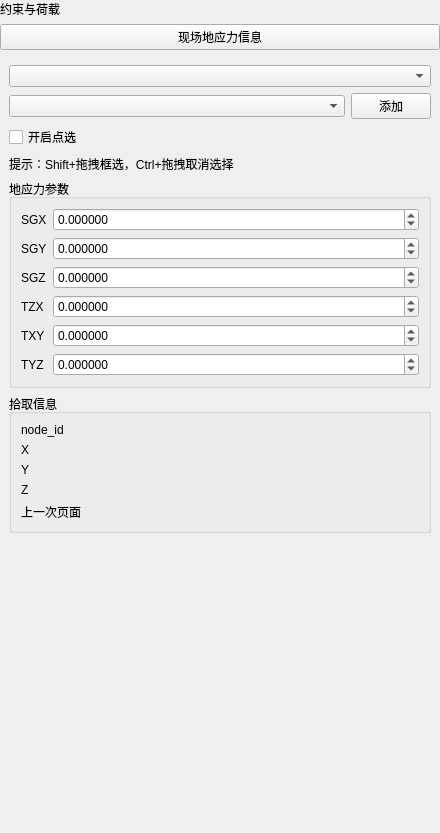
Before: the Qt Designer form plugins/Base_PhysicalField/GeoStressPointPage.ui in asd977/base_cae, drawn with Qt 5.
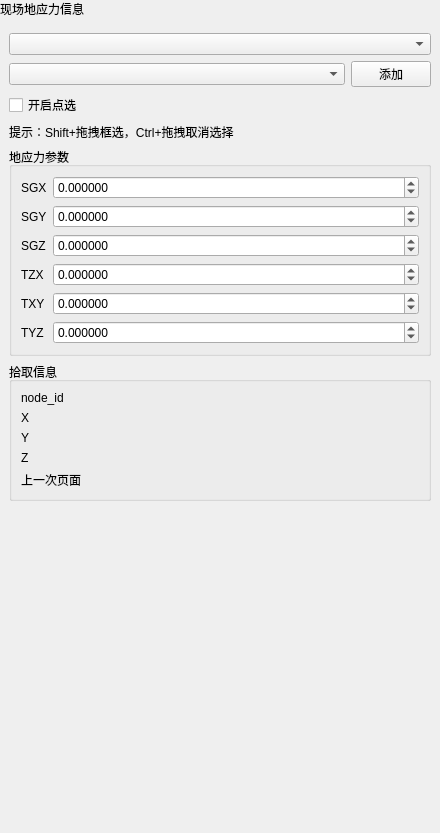
After: the same form once the commit is applied. Custom widgets are drawn as their Qt base class.

The edit to the form file:
```diff
--- a/plugins/Base_PhysicalField/GeoStressPointPage.ui
+++ b/plugins/Base_PhysicalField/GeoStressPointPage.ui
@@ -23,6 +23,9 @@
    <property name="rightMargin">
     <number>0</number>
    </property>
+   <property name="bottomMargin">
+    <number>0</number>
+   </property>
    <item>
     <widget class="QLabel" name="pageNameLabel">
      <property name="sizePolicy">
@@ -32,19 +35,6 @@
       </sizepolicy>
      </property>
      <property name="text">
-      <string>约束与荷载</string>
-     </property>
-    </widget>
-   </item>
-   <item>
-    <widget class="QPushButton" name="sectionTitleButton">
-     <property name="sizePolicy">
-      <sizepolicy hsizetype="Ignored" vsizetype="Fixed">
-       <horstretch>0</horstretch>
-       <verstretch>0</verstretch>
-      </sizepolicy>
-     </property>
-     <property name="text">
       <string>现场地应力信息</string>
      </property>
     </widget>
@@ -53,12 +43,26 @@
     <widget class="QWidget" name="contentWidget" native="true">
      <layout class="QVBoxLayout" name="contentLayout">
       <item>
-       <widget class="CustomComboBox" name="comboBoxDim"/>
+       <widget class="CustomComboBox" name="comboBoxDim">
+        <property name="minimumSize">
+         <size>
+          <width>10</width>
+          <height>0</height>
+         </size>
+        </property>
+       </widget>
       </item>
       <item>
        <layout class="QHBoxLayout" name="horizontalLayoutGroupSelect">
         <item>
-         <widget class="CustomComboBox" name="comboBoxGroup"/>
+         <widget class="CustomComboBox" name="comboBoxGroup">
+          <property name="minimumSize">
+           <size>
+            <width>10</width>
+            <height>0</height>
+           </size>
+          </property>
+         </widget>
         </item>
         <item>
          <widget class="QPushButton" name="btnBatchAdd">
@@ -88,7 +92,7 @@
          <string>提示：Shift+拖拽框选，Ctrl+拖拽取消选择</string>
         </property>
         <property name="wordWrap">
-         <bool>true</bool>
+         <bool>false</bool>
         </property>
        </widget>
       </item>
@@ -109,6 +113,12 @@
            <property name="maximum">
             <double>1000000000000.000000000000000</double>
            </property>
+           <property name="minimumSize">
+            <size>
+             <width>10</width>
+             <height>0</height>
+            </size>
+           </property>
           </widget>
          </item>
          <item row="3" column="1">
@@ -122,6 +132,12 @@
            <property name="maximum">
             <double>1000000000000.000000000000000</double>
            </property>
+           <property name="minimumSize">
+            <size>
+             <width>10</width>
+             <height>0</height>
+            </size>
+           </property>
           </widget>
          </item>
          <item row="3" column="0">
@@ -182,6 +198,12 @@
            <property name="maximum">
             <double>1000000000000.000000000000000</double>
            </property>
+           <property name="minimumSize">
+            <size>
+             <width>10</width>
+             <height>0</height>
+            </size>
+           </property>
           </widget>
          </item>
          <item row="2" column="1">
@@ -195,6 +217,12 @@
            <property name="maximum">
             <double>1000000000000.000000000000000</double>
            </property>
+           <property name="minimumSize">
+            <size>
+             <width>10</width>
+             <height>0</height>
+            </size>
+           </property>
           </widget>
          </item>
          <item row="1" column="1">
@@ -208,6 +236,12 @@
            <property name="maximum">
             <double>1000000000000.000000000000000</double>
            </property>
+           <property name="minimumSize">
+            <size>
+             <width>10</width>
+             <height>0</height>
+            </size>
+           </property>
           </widget>
          </item>
          <item row="5" column="0">
@@ -228,6 +262,12 @@
            <property name="maximum">
             <double>1000000000000.000000000000000</double>
            </property>
+           <property name="minimumSize">
+            <size>
+             <width>10</width>
+             <height>0</height>
+            </size>
+           </property>
           </widget>
          </item>
         </layout>
@@ -333,6 +373,21 @@
         </layout>
        </widget>
       </item>
+      <property name="leftMargin">
+       <number>9</number>
+      </property>
+      <property name="topMargin">
+       <number>9</number>
+      </property>
+      <property name="rightMargin">
+       <number>9</number>
+      </property>
+      <property name="bottomMargin">
+       <number>9</number>
+      </property>
+      <property name="spacing">
+       <number>6</number>
+      </property>
      </layout>
     </widget>
    </item>
```
Left out of the diff: 18 changed lines with no effect on the pictures.
